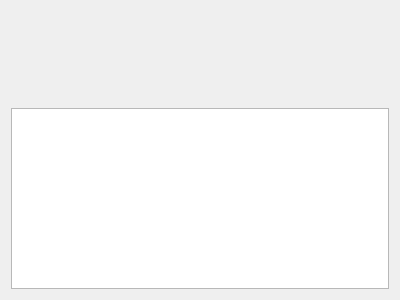
L-Super/QClipboard, file src/AboutDialog.ui: the form before one commit.
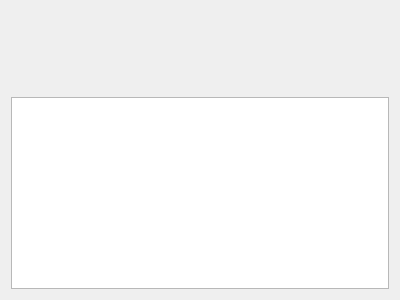
The form after the commit.

Commit message: fix: AboutDialog the image display correct

```diff
--- a/src/AboutDialog.ui
+++ b/src/AboutDialog.ui
@@ -13,26 +13,17 @@
   <property name="windowTitle">
    <string>AboutDialog</string>
   </property>
-  <layout class="QVBoxLayout" name="verticalLayout" stretch="1,2">
-   <item alignment="Qt::AlignHCenter">
-    <widget class="QPushButton" name="imagePushButton">
-     <property name="sizePolicy">
-      <sizepolicy hsizetype="Preferred" vsizetype="Preferred">
-       <horstretch>0</horstretch>
-       <verstretch>0</verstretch>
-      </sizepolicy>
-     </property>
-     <property name="text">
-      <string/>
-     </property>
-     <property name="iconSize">
+  <layout class="QVBoxLayout" name="verticalLayout" stretch="0,2">
+   <item alignment="Qt::AlignmentFlag::AlignHCenter">
+    <widget class="QLabel" name="imageLabel">
+     <property name="minimumSize">
       <size>
-       <width>48</width>
-       <height>48</height>
+       <width>80</width>
+       <height>80</height>
       </size>
      </property>
-     <property name="flat">
-      <bool>true</bool>
+     <property name="text">
+      <string/>
      </property>
     </widget>
    </item>
```
The commit also changes 1 other file.
